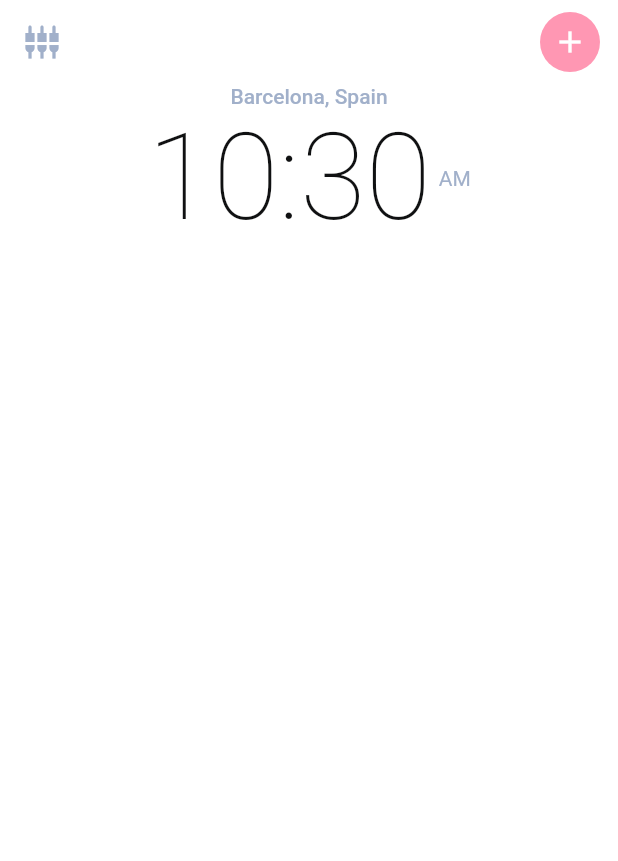
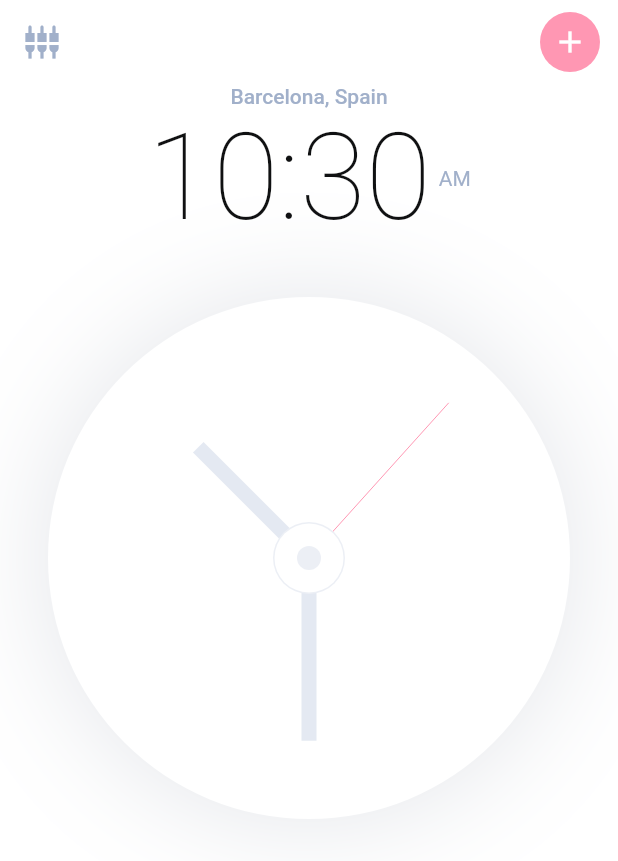
Before and after one commit to danielkvist/flutter_practices, a Flutter app: the screen it shows after launch, on a phone screen of 412 x 824 dp. Shown: the top 861 px of the screen. Run offline on Flutter 3.47's test engine with Material 2 defaults, Android fonts, the phone set to English and light mode, and no system bars; our stand-ins replace flutter_swiper, google_fonts.

Commit message:
analog_clock: paint clock

```diff
--- a/analog_clock/lib/screens/components/body.dart
+++ b/analog_clock/lib/screens/components/body.dart
@@ -1,3 +1,4 @@
+import 'package:analog_clock/screens/components/clock.dart';
 import 'package:analog_clock/screens/components/time_in_hours_and_minutes.dart';
 import 'package:flutter/material.dart';
 
@@ -13,6 +14,7 @@ class Body extends StatelessWidget {
             style: Theme.of(context).textTheme.bodyText1,
           ),
           TimeInHoursAndMinutes(),
+          Clock(),
         ],
       ),
     );
--- /dev/null
+++ b/analog_clock/lib/screens/components/clock.dart
@@ -0,0 +1,54 @@
+import 'dart:async';
+import 'dart:math';
+
+import 'package:analog_clock/constants.dart';
+import 'package:analog_clock/screens/components/clock_painter.dart';
+import 'package:flutter/material.dart';
+
+class Clock extends StatefulWidget {
+  @override
+  _ClockState createState() => _ClockState();
+}
+
+class _ClockState extends State<Clock> {
+  DateTime _dateTime = DateTime.now();
+
+  @override
+  void initState() {
+    super.initState();
+    Timer.periodic(Duration(seconds: 1), (timer) {
+      setState(() {
+        _dateTime = DateTime.now();
+      });
+    });
+  }
+
+  @override
+  Widget build(BuildContext context) {
+    return Padding(
+      padding: const EdgeInsets.all(32.0),
+      child: AspectRatio(
+        aspectRatio: 1,
+        child: Container(
+          decoration: BoxDecoration(
+            color: Theme.of(context).colorScheme.surface,
+            shape: BoxShape.circle,
+            boxShadow: [
+              BoxShadow(
+                offset: Offset(0, 0),
+                color: shadowColor.withOpacity(0.14),
+                blurRadius: 64.0,
+              ),
+            ],
+          ),
+          child: Transform.rotate(
+            angle: -pi / 2,
+            child: CustomPaint(
+              painter: ClockPainter(context, _dateTime),
+            ),
+          ),
+        ),
+      ),
+    );
+  }
+}
```
Also changed, not shown: analog_clock/lib/screens/components/clock_painter.dart (added, +72 -0 lines).
